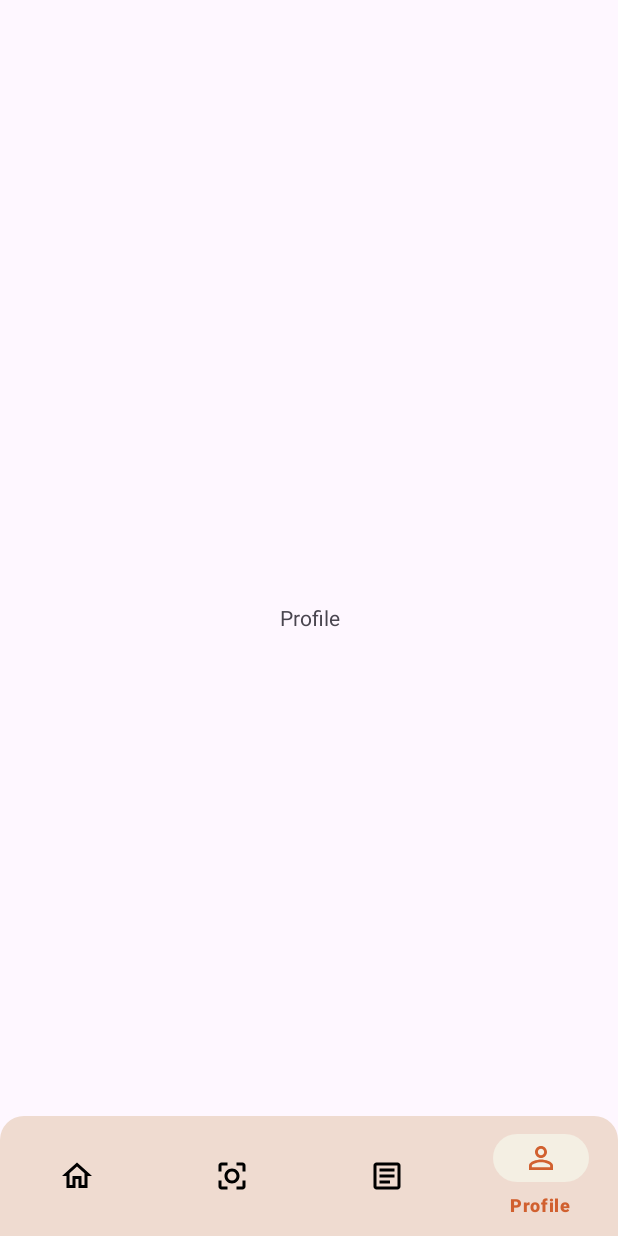
After one commit to ChickCheckTeam/ChickCheck-MD, an Android app: the ProfileFragment screen opened through its navigation route, on a phone screen of 412 x 824 dp. The commit adds this screen. Run offline under Robolectric (Android 15) with nearby library versions, the phone set to English and light mode, and no system bars; our stand-ins replace Dagger/Hilt's generated code, navigation-ui.

Commit message:
setup profile fragment, navigation, and add on click listener on text login and sign up

```diff
--- a/app/src/main/java/com/example/chickcheckapp/presentation/ui/login/LoginFragment.kt
+++ b/app/src/main/java/com/example/chickcheckapp/presentation/ui/login/LoginFragment.kt
@@ -39,6 +39,10 @@ class LoginFragment : Fragment() {
 
         formValidation()
         login()
+
+        binding.tvSignup.setOnClickListener {
+            findNavController().navigate(R.id.action_navigation_login_to_navigation_signup)
+        }
 
         requireActivity().onBackPressedDispatcher.addCallback(viewLifecycleOwner,
             object : OnBackPressedCallback(true) {
--- /dev/null
+++ b/app/src/main/java/com/example/chickcheckapp/presentation/ui/profile/ProfileFragment.kt
@@ -0,0 +1,31 @@
+package com.example.chickcheckapp.presentation.ui.profile
+
+import androidx.fragment.app.viewModels
+import android.os.Bundle
+import androidx.fragment.app.Fragment
+import android.view.LayoutInflater
+import android.view.View
+import android.view.ViewGroup
+import com.example.chickcheckapp.R
+
+class ProfileFragment : Fragment() {
+
+    companion object {
+        fun newInstance() = ProfileFragment()
+    }
+
+    private val viewModel: ProfileViewModel by viewModels()
+
+    override fun onCreate(savedInstanceState: Bundle?) {
+        super.onCreate(savedInstanceState)
+
+        // TODO: Use the ViewModel
+    }
+
+    override fun onCreateView(
+        inflater: LayoutInflater, container: ViewGroup?,
+        savedInstanceState: Bundle?
+    ): View {
+        return inflater.inflate(R.layout.fragment_profile, container, false)
+    }
+}
--- /dev/null
+++ b/app/src/main/java/com/example/chickcheckapp/presentation/ui/profile/ProfileViewModel.kt
@@ -0,0 +1,7 @@
+package com.example.chickcheckapp.presentation.ui.profile
+
+import androidx.lifecycle.ViewModel
+
+class ProfileViewModel : ViewModel() {
+    // TODO: Implement the ViewModel
+}
--- a/app/src/main/java/com/example/chickcheckapp/presentation/ui/signup/SignUpFragment.kt
+++ b/app/src/main/java/com/example/chickcheckapp/presentation/ui/signup/SignUpFragment.kt
@@ -37,6 +37,10 @@ class SignUpFragment : Fragment() {
 
         formValidation()
         registerUser()
+
+        binding.tvLogin.setOnClickListener {
+            findNavController().navigate(R.id.action_navigation_signup_to_navigation_login)
+        }
     }
 
     private fun registerUser() {
--- /dev/null
+++ b/app/src/main/res/drawable/outline_person_outline_24.xml
@@ -0,0 +1,5 @@
+<vector xmlns:android="http://schemas.android.com/apk/res/android" android:height="24dp" android:tint="#000000" android:viewportHeight="24" android:viewportWidth="24" android:width="24dp">
+
+    <path android:fillColor="@android:color/white" android:pathData="M12,5.9c1.16,0 2.1,0.94 2.1,2.1s-0.94,2.1 -2.1,2.1S9.9,9.16 9.9,8s0.94,-2.1 2.1,-2.1m0,9c2.97,0 6.1,1.46 6.1,2.1v1.1L5.9,18.1L5.9,17c0,-0.64 3.13,-2.1 6.1,-2.1M12,4C9.79,4 8,5.79 8,8s1.79,4 4,4 4,-1.79 4,-4 -1.79,-4 -4,-4zM12,13c-2.67,0 -8,1.34 -8,4v3h16v-3c0,-2.66 -5.33,-4 -8,-4z"/>
+
+</vector>
--- /dev/null
+++ b/app/src/main/res/layout/fragment_profile.xml
@@ -0,0 +1,14 @@
+<?xml version="1.0" encoding="utf-8"?>
+<FrameLayout xmlns:android="http://schemas.android.com/apk/res/android"
+    xmlns:tools="http://schemas.android.com/tools"
+    android:layout_width="match_parent"
+    android:layout_height="match_parent"
+    tools:context=".presentation.ui.profile.ProfileFragment">
+
+    <TextView
+        android:layout_width="match_parent"
+        android:layout_height="match_parent"
+        android:text="Profile"
+        android:gravity="center"/>
+
+</FrameLayout>
--- a/app/src/main/res/menu/bottom_nav_menu.xml
+++ b/app/src/main/res/menu/bottom_nav_menu.xml
@@ -16,4 +16,9 @@
         android:icon="@drawable/outline_article_24"
         android:title="@string/title_article" />
 
+    <item
+        android:id="@+id/navigation_profile"
+        android:icon="@drawable/outline_person_outline_24"
+        android:title="@string/title_profile" />
+
 </menu>
--- a/app/src/main/res/navigation/mobile_navigation.xml
+++ b/app/src/main/res/navigation/mobile_navigation.xml
@@ -64,5 +64,10 @@
             app:enterAnim="@android:anim/fade_in"
             app:exitAnim="@android:anim/fade_out" />
     </fragment>
+    <fragment
+        android:id="@+id/navigation_profile"
+        android:name="com.example.chickcheckapp.presentation.ui.profile.ProfileFragment"
+        android:label="fragment_profile"
+        tools:layout="@layout/fragment_profile" />
 
 </navigation>
--- a/app/src/main/res/values/strings.xml
+++ b/app/src/main/res/values/strings.xml
@@ -19,4 +19,5 @@
     <string name="empty_scan_data">You haven’t scan image</string>
     <string name="title_article">Article</string>
     <string name="logo_image">Logo</string>
+    <string name="title_profile">Profile</string>
 </resources>
```
